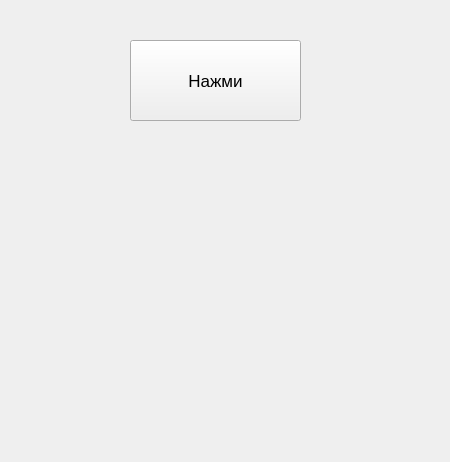
Old version of the form UI.ui in the repository NikitaOlenichev/Yellow.
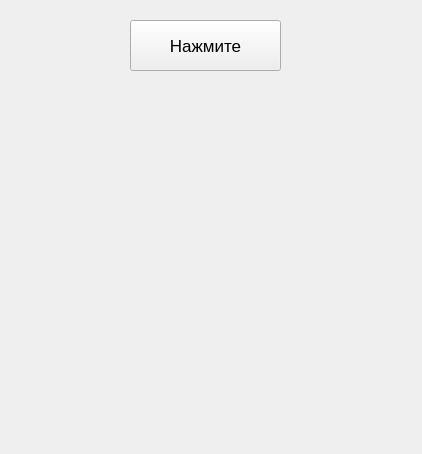
New version of the form.

Patch:
```diff
--- a/UI.ui
+++ b/UI.ui
@@ -6,8 +6,8 @@
    <rect>
     <x>0</x>
     <y>0</y>
-    <width>450</width>
-    <height>462</height>
+    <width>422</width>
+    <height>454</height>
    </rect>
   </property>
   <property name="windowTitle">
@@ -17,9 +17,9 @@
    <property name="geometry">
     <rect>
      <x>130</x>
-     <y>40</y>
-     <width>171</width>
-     <height>81</height>
+     <y>20</y>
+     <width>151</width>
+     <height>51</height>
     </rect>
    </property>
    <property name="font">
@@ -28,7 +28,7 @@
     </font>
    </property>
    <property name="text">
-    <string>Нажми</string>
+    <string>Нажмите</string>
    </property>
   </widget>
  </widget>
```
